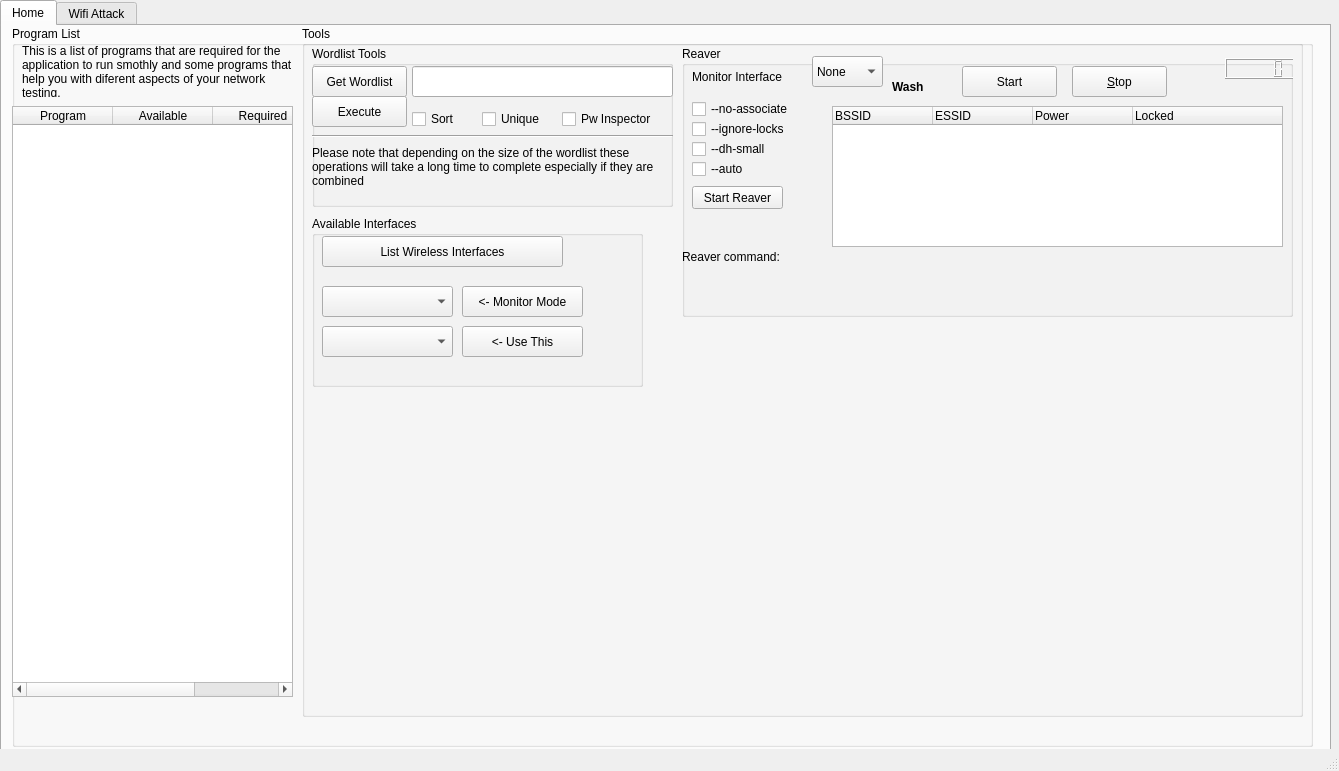
Old version of the form wifern.ui in the repository houcy/wifern.
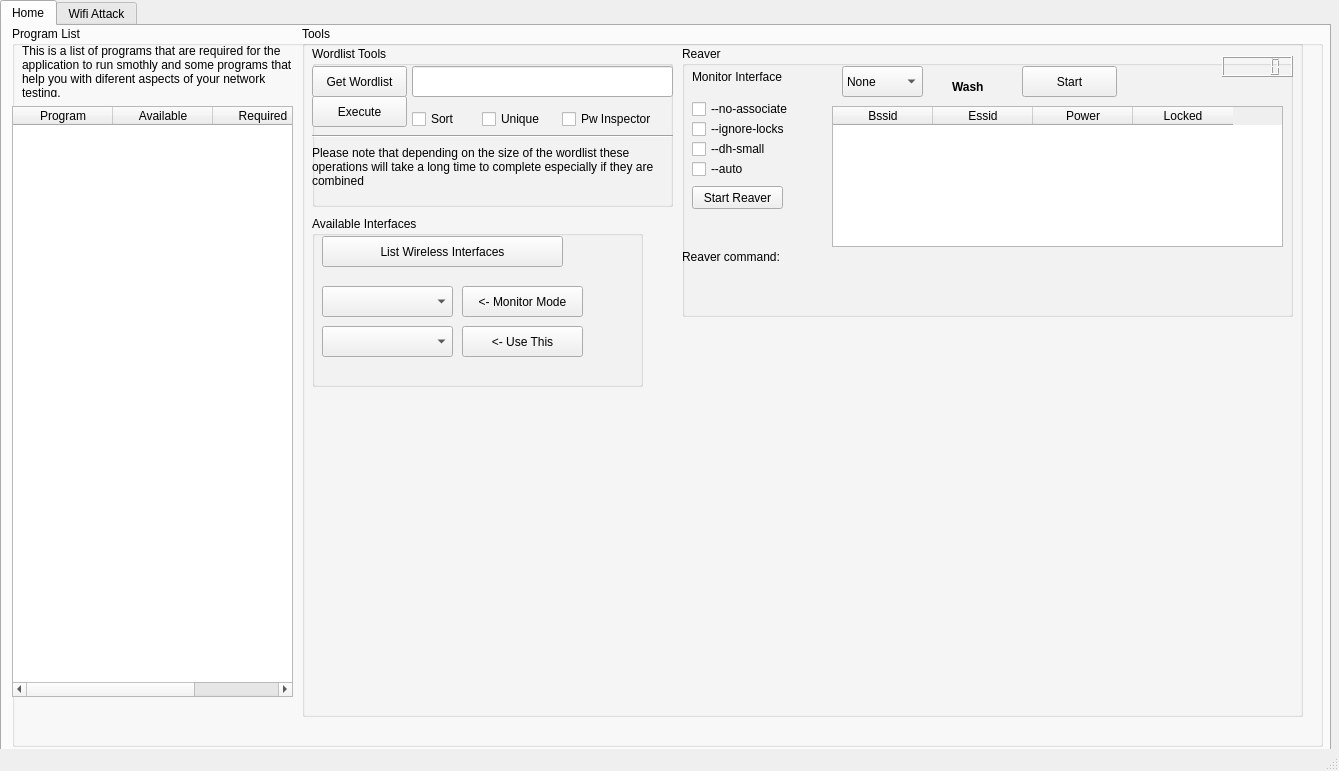
New version of the form. Icons and pictures are not drawn.

Commit message: Wash table populate done

```diff
--- a/wifern.ui
+++ b/wifern.ui
@@ -63,7 +63,7 @@
        <rect>
         <x>10</x>
         <y>0</y>
-        <width>1301</width>
+        <width>1311</width>
         <height>721</height>
        </rect>
       </property>
@@ -260,15 +260,20 @@
              <height>271</height>
             </rect>
            </property>
+           <property name="styleSheet">
+            <string notr="true">lcd_time_Number{
+rgb(0, 109, 0)
+}</string>
+           </property>
            <property name="title">
             <string>Reaver</string>
            </property>
            <widget class="QComboBox" name="Monitor_select_comboBox">
             <property name="geometry">
              <rect>
-              <x>130</x>
-              <y>10</y>
-              <width>71</width>
+              <x>160</x>
+              <y>20</y>
+              <width>81</width>
               <height>31</height>
              </rect>
             </property>
@@ -294,7 +299,7 @@
            <widget class="QLabel" name="label_4">
             <property name="geometry">
              <rect>
-              <x>210</x>
+              <x>270</x>
               <y>30</y>
               <width>61</width>
               <height>21</height>
@@ -310,7 +315,7 @@
              <string>Wash</string>
             </property>
            </widget>
-           <widget class="QTreeWidget" name="wash_treeWidget">
+           <widget class="QTableWidget" name="wash_tableWidget">
             <property name="geometry">
              <rect>
               <x>150</x>
@@ -321,12 +326,12 @@
             </property>
             <column>
              <property name="text">
-              <string>BSSID</string>
+              <string>Bssid</string>
              </property>
             </column>
             <column>
              <property name="text">
-              <string>ESSID</string>
+              <string>Essid</string>
              </property>
             </column>
             <column>
@@ -343,7 +348,7 @@
            <widget class="QPushButton" name="start_wash_Button">
             <property name="geometry">
              <rect>
-              <x>280</x>
+              <x>340</x>
               <y>20</y>
               <width>95</width>
               <height>31</height>
@@ -353,19 +358,6 @@
              <string>Start</string>
             </property>
            </widget>
-           <widget class="QPushButton" name="stop_wash_Button">
-            <property name="geometry">
-             <rect>
-              <x>390</x>
-              <y>20</y>
-              <width>95</width>
-              <height>31</height>
-             </rect>
-            </property>
-            <property name="text">
-             <string>&amp;Stop</string>
-            </property>
-           </widget>
            <widget class="QLabel" name="reaver_command_label">
             <property name="geometry">
              <rect>
@@ -447,8 +439,8 @@
            <widget class="QLCDNumber" name="lcd_time_Number">
             <property name="geometry">
              <rect>
-              <x>543</x>
-              <y>12</y>
+              <x>540</x>
+              <y>10</y>
               <width>71</width>
               <height>21</height>
              </rect>
@@ -460,6 +452,10 @@
               <bold>true</bold>
              </font>
             </property>
+            <property name="styleSheet">
+             <string notr="true">
+</string>
+            </property>
            </widget>
           </widget>
           <widget class="QGroupBox" name="Interface_groupBox">
```
Left out of the diff: 2 changed lines with no effect on the pictures. The commit also changes 2 other files.
